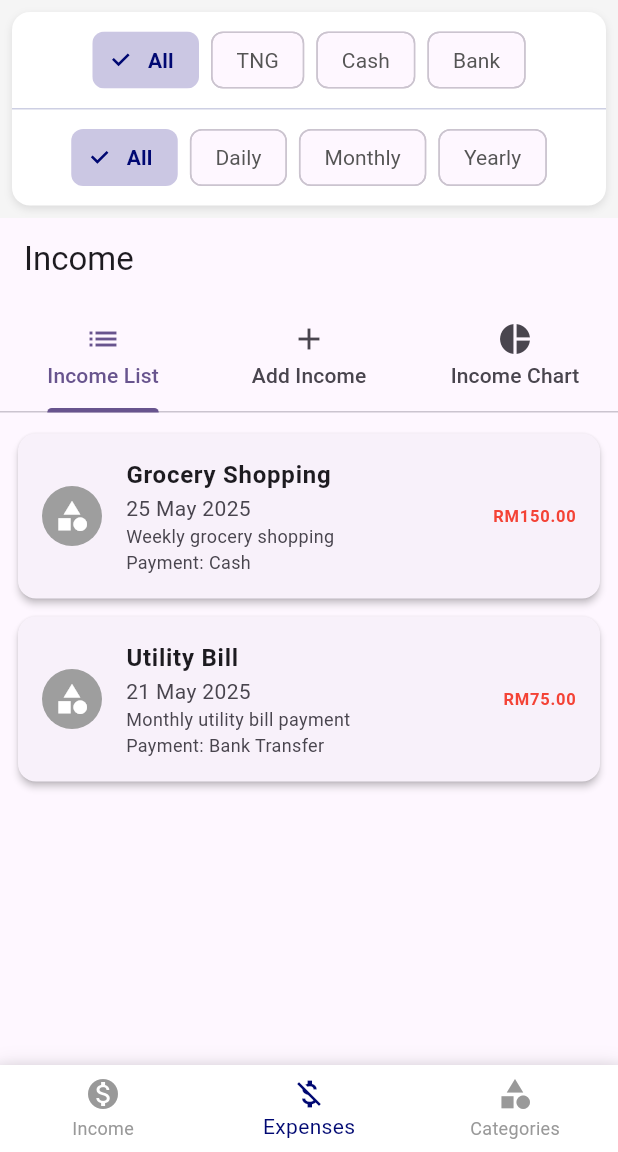
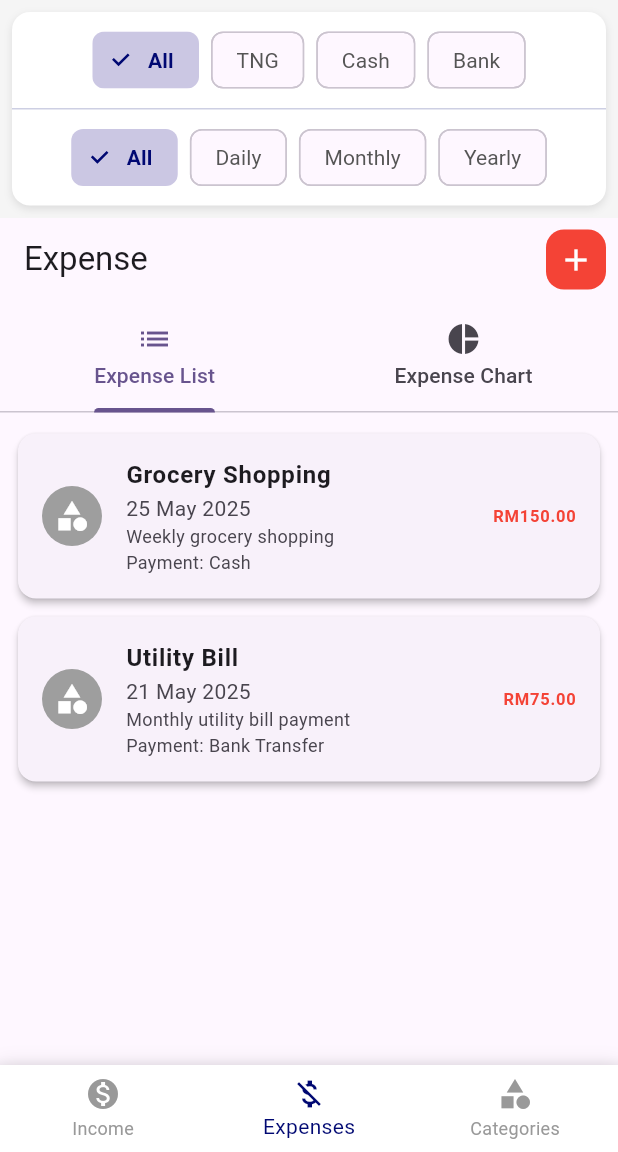
Before and after one commit to limyaoqi/flutter_moneywise, a Flutter app: the screen it shows once a user with an empty profile is signed in, item 2 of the bottom bar chosen, on a phone screen of 412 x 824 dp, the part 84-1236 px from its top. Run offline on Flutter 3.47's test engine with Material 3 defaults, Android fonts, the phone set to English and light mode, and no system bars; our stand-ins replace cloud_firestore, firebase_auth, firebase_core, flutter_dotenv, go_router, google_sign_in; accounts and stored records are empty.

Commit message:
Implement Add Transaction Screen

```diff
--- a/lib/data/model/transaction.dart
+++ b/lib/data/model/transaction.dart
@@ -1,5 +1,5 @@
 class Transaction {
-  final String id;
+  final String? id;
   final String title;
   final double amount;
   final DateTime date;
@@ -9,7 +9,7 @@ class Transaction {
   final TransactionType transactionType;
 
   Transaction({
-    required this.id,
+    this.id,
     required this.title,
     required this.amount,
     required this.date,
@@ -18,6 +18,28 @@ class Transaction {
     this.note,
     required this.transactionType,
   });
+
+  Transaction copy({
+    String? id,
+    String? title,
+    double? amount,
+    DateTime? date,
+    String? categoryId,
+    TransactionPaymentMethod? paymentMethod,
+    String? note,
+    TransactionType? transactionType,
+  }) {
+    return Transaction(
+      id: id ?? this.id,
+      title: title ?? this.title,
+      amount: amount ?? this.amount,
+      date: date ?? this.date,
+      categoryId: categoryId ?? this.categoryId,
+      paymentMethod: paymentMethod ?? this.paymentMethod,
+      note: note ?? this.note,
+      transactionType: transactionType ?? this.transactionType,
+    );
+  }
 
   @override
   String toString() {
@@ -44,9 +66,9 @@ class Transaction {
       'amount': amount,
       'date': date.toIso8601String(),
       'categoryId': categoryId,
-      'paymentMethod': paymentMethod,
+      'paymentMethod': paymentMethod.name,
       'note': note,
-      'transactionType': transactionType,
+      'transactionType': transactionType.name,
     };
   }
 
@@ -80,20 +102,17 @@ class Transaction {
       amount: map['amount'],
       date: DateTime.parse(map['date']),
       categoryId: map['categoryId'],
-      paymentMethod: map['paymentMethod'],
       note: map['note'],
-      transactionType: map['transactionType'],
+      paymentMethod: TransactionPaymentMethod.values.firstWhere(
+        (e) => e.name == map['paymentMethod'],
+      ),
+      transactionType: TransactionType.values.firstWhere(
+        (e) => e.name == map['transactionType'],
+      ),
     );
   }
 }
 
-enum TransactionType {
-  income,
-  expense,
-}
+enum TransactionType { income, expense }
 
-enum TransactionPaymentMethod{
-  tng,
-  cash,
-  bank,
-}
+enum TransactionPaymentMethod { tng, cash, bank }
--- a/lib/data/repo/category_repo.dart
+++ b/lib/data/repo/category_repo.dart
@@ -1,7 +1,10 @@
 import 'package:moneywise/data/model/category.dart';
+import 'package:moneywise/data/model/transaction.dart';
 
 abstract class CategoryRepo {
   Stream<List<Category>> getCategories();
+
+  Future<List<Category>> getCategoriesByType(TransactionType type);
 
   Future<Category?> getCategoryById(String id);
 
--- a/lib/nav/navigation.dart
+++ b/lib/nav/navigation.dart
@@ -4,6 +4,7 @@ import 'package:flutter/material.dart';
 import 'package:moneywise/data/repo/auth_repo.dart';
 import 'package:moneywise/ui/auth/auth_screen.dart';
 import 'package:moneywise/ui/home/home_screen.dart';
+import 'package:moneywise/ui/home/manage_transaction/manage_screen.dart';
 
 class Navigation {
   static const initial = '/';
@@ -32,6 +33,15 @@ class Navigation {
         name: Screens.home.name,
         builder: (context, state) => HomeScreen(user: authNotifier.user),
       ),
+      GoRoute(
+        path: '/manage_transaction',
+        name: Screens.manage.name,
+        builder: (context, state) {
+          final isIncome = state.uri.queryParameters['isIncome'] == 'true';
+          final transactionId = state.uri.queryParameters['transactionId'];
+          return ManageScreen(isIncome: isIncome, transactionId: transactionId);
+        },
+      ),
     ],
   );
 }
@@ -54,4 +64,4 @@ class AuthNotifier extends ChangeNotifier {
   User? get user => _user;
 }
 
-enum Screens { home, login }
+enum Screens { home, login, manage }
--- a/lib/ui/home/expense/expense_screen.dart
+++ b/lib/ui/home/expense/expense_screen.dart
@@ -1,5 +1,9 @@
 import 'package:flutter/material.dart';
+import 'package:go_router/go_router.dart';
 import 'package:moneywise/data/model/transaction.dart';
+import 'package:moneywise/nav/navigation.dart';
+import 'package:moneywise/theme/app_colors.dart';
+import 'package:moneywise/ui/home/transaction/transaction_base_screen.dart';
 import 'package:moneywise/widget/transaction/transaction_list.dart';
 
 class ExpenseScreen extends StatefulWidget {
@@ -39,7 +43,7 @@ class _ExpenseScreenState extends State<ExpenseScreen>
   @override
   void initState() {
     super.initState();
-    _tabController = TabController(length: 3, vsync: this);
+    _tabController = TabController(length: 2, vsync: this);
   }
 
   @override
@@ -50,26 +54,10 @@ class _ExpenseScreenState extends State<ExpenseScreen>
 
   @override
   Widget build(BuildContext context) {
-    return Scaffold(
-      appBar: AppBar(
-        title: const Text('Income'),
-        bottom: TabBar(
-          controller: _tabController,
-          tabs: const [
-            Tab(text: 'Income List', icon: Icon(Icons.list)),
-            Tab(text: 'Add Income', icon: Icon(Icons.add)),
-            Tab(text: 'Income Chart', icon: Icon(Icons.pie_chart)),
-          ],
-        ),
-      ),
-      body: TabBarView(
-        controller: _tabController,
-        children: [
-          TransactionList(isIncome: false, transactionList: _dummyTransactions),
-          Center(child: Text('Add Income')),
-          Center(child: Text('Income Chart')),
-        ],
-      ),
+    return TransactionBaseScreen(
+      isIncome: false,
+      transactions: _dummyTransactions,
+      title: 'Expense',
     );
   }
 }
--- a/lib/ui/home/income/income_screen.dart
+++ b/lib/ui/home/income/income_screen.dart
@@ -1,5 +1,9 @@
 import 'package:flutter/material.dart';
+import 'package:go_router/go_router.dart';
 import 'package:moneywise/data/model/transaction.dart';
+import 'package:moneywise/nav/navigation.dart';
+import 'package:moneywise/theme/app_colors.dart';
+import 'package:moneywise/ui/home/transaction/transaction_base_screen.dart';
 import 'package:moneywise/widget/transaction/transaction_list.dart';
 
 class IncomeScreen extends StatefulWidget {
@@ -39,7 +43,7 @@ class _IncomeScreenState extends State<IncomeScreen>
   @override
   void initState() {
     super.initState();
-    _tabController = TabController(length: 3, vsync: this);
+    _tabController = TabController(length: 2, vsync: this);
   }
 
   @override
@@ -50,26 +54,10 @@ class _IncomeScreenState extends State<IncomeScreen>
 
   @override
   Widget build(BuildContext context) {
-    return Scaffold(
-      appBar: AppBar(
-        title: const Text('Income'),
-        bottom: TabBar(
-          controller: _tabController,
-          tabs: const [
-            Tab(text: 'Income List', icon: Icon(Icons.list)),
-            Tab(text: 'Add Income', icon: Icon(Icons.add)),
-            Tab(text: 'Income Chart', icon: Icon(Icons.pie_chart)),
-          ],
-        ),
-      ),
-      body: TabBarView(
-        controller: _tabController,
-        children: [
-          TransactionList(isIncome: true, transactionList: _dummyTransactions),
-          Center(child: Text('Add Income')),
-          Center(child: Text('Income Chart')),
-        ],
-      ),
+    return TransactionBaseScreen(
+      isIncome: true,
+      transactions: _dummyTransactions,
+      title: 'Income',
     );
   }
 }
--- /dev/null
+++ b/lib/ui/home/transaction/transaction_base_screen.dart
@@ -0,0 +1,99 @@
+import 'package:flutter/material.dart';
+import 'package:go_router/go_router.dart';
+import 'package:moneywise/data/model/transaction.dart';
+import 'package:moneywise/nav/navigation.dart';
+import 'package:moneywise/theme/app_colors.dart';
+import 'package:moneywise/widget/transaction/transaction_list.dart';
+
+class TransactionBaseScreen extends StatefulWidget {
+  final bool isIncome;
+  final List<Transaction> transactions;
+  final String title;
+
+  const TransactionBaseScreen({
+    super.key,
+    required this.isIncome,
+    required this.transactions,
+    required this.title,
+  });
+
+  @override
+  State<TransactionBaseScreen> createState() => _TransactionBaseScreenState();
+}
+
+class _TransactionBaseScreenState extends State<TransactionBaseScreen>
+    with SingleTickerProviderStateMixin {
+  late TabController _tabController;
+
+  @override
+  void initState() {
+    super.initState();
+    _tabController = TabController(length: 2, vsync: this);
+  }
+
+  @override
+  void dispose() {
+    _tabController.dispose();
+    super.dispose();
+  }
+
+  @override
+  Widget build(BuildContext context) {
+    final buttonColor = widget.isIncome ? AppColors.income : AppColors.expense;
+    final listTabLabel = "${widget.title} List";
+    final chartTabLabel = "${widget.title} Chart";
+
+    return Scaffold(
+      appBar: AppBar(
+        titleSpacing: 0,
+        title: Row(
+          children: [
+            const SizedBox(width: 16),
+            Text(widget.title),
+            const Spacer(),
+            SizedBox(
+              width: 40,
+              height: 40,
+              child: ElevatedButton(
+                style: ElevatedButton.styleFrom(
+                  backgroundColor: buttonColor,
+                  foregroundColor: Colors.white,
+                  shape: RoundedRectangleBorder(
+                    borderRadius: BorderRadius.circular(12),
+                  ),
+                  padding: EdgeInsets.zero,
+                  elevation: 0,
+                ),
+                onPressed: () {
+                  context.pushNamed(
+                    Screens.manage.name,
+                    queryParameters: {'isIncome': widget.isIncome.toString()},
+                  );
+                },
+                child: const Icon(Icons.add, size: 24),
+              ),
+            ),
+            const SizedBox(width: 8),
+          ],
+        ),
+        bottom: TabBar(
+          controller: _tabController,
+          tabs: [
+            Tab(text: listTabLabel, icon: const Icon(Icons.list)),
+            Tab(text: chartTabLabel, icon: const Icon(Icons.pie_chart)),
+          ],
+        ),
+      ),
+      body: TabBarView(
+        controller: _tabController,
+        children: [
+          TransactionList(
+            isIncome: widget.isIncome,
+            transactionList: widget.transactions,
+          ),
+          Center(child: Text('${widget.title} Chart')),
+        ],
+      ),
+    );
+  }
+}
```
Also changed, not shown: lib/data/repo/category_repo_firestore.dart (+11 -0 lines), lib/ui/home/manage_transaction/manage_screen.dart (added, +454 -0 lines), lib/widget/transaction/transaction_list.dart (+13 -0 lines), lib/ui/home/expense/expense_add.dart (deleted), lib/ui/home/expense/expense_chart.dart (deleted), lib/ui/home/expense/expense_list.dart (deleted), lib/ui/home/income/income_add.dart (deleted), lib/ui/home/income/income_chart.dart (deleted), lib/ui/home/income/income_list.dart (deleted).
